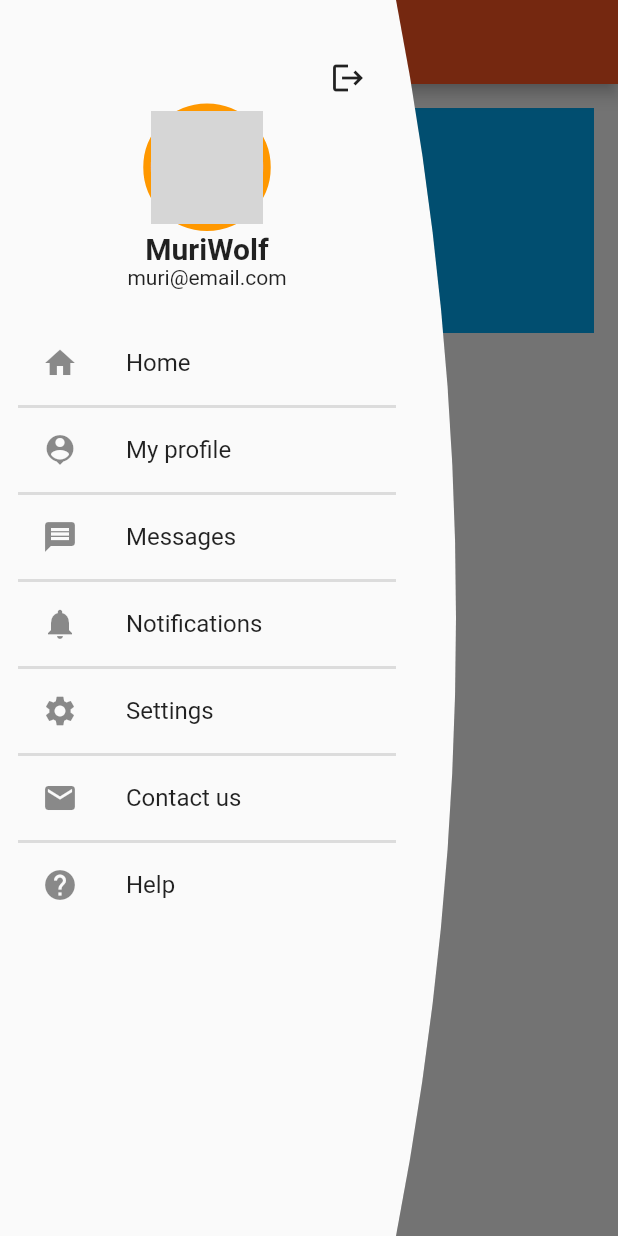
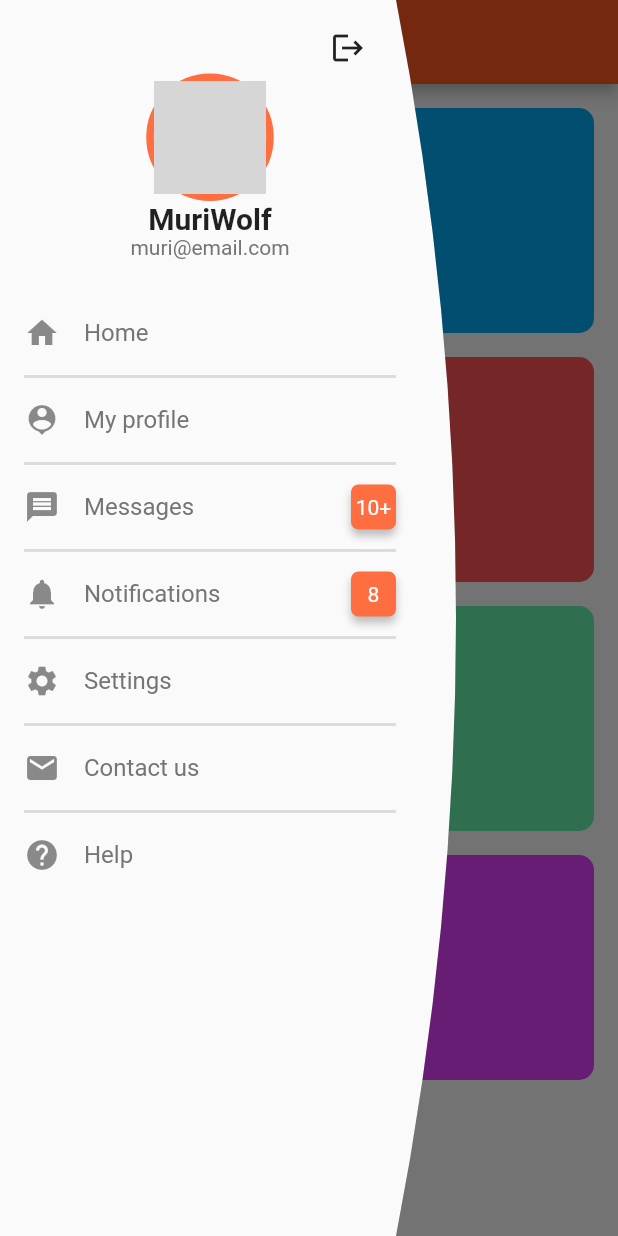
Before and after one commit to MuriWolf/loginflutter, a Flutter app: the HomePage screen opened directly, with the side drawer open, on a phone screen of 412 x 824 dp. Run offline on Flutter 3.47's test engine with Material 2 defaults, Android fonts, the phone set to English and light mode, and no system bars; our stand-ins replace flutter_custom_clippers; network calls fail; grey boxes are pictures that could not be loaded.

Commit message:
drawer finished

```diff
--- a/lib/main.dart
+++ b/lib/main.dart
@@ -19,7 +19,7 @@ class MyApp extends StatelessWidget {
       theme: ThemeData(
         primarySwatch: Colors.deepOrange,
       ),
-      home: const HomePage(),
+      home: const LoginPage(),
     );
   }
 }
--- a/lib/pages/customDrawer.dart
+++ b/lib/pages/customDrawer.dart
@@ -14,10 +14,53 @@ class CustomDrawer extends StatefulWidget {
 
 class _CustomDrawerState extends State<CustomDrawer> {
   var userData = UserData();
-  var customDrawerListTextStyle = const TextStyle(
+
+  var customDrawerListTextStyle = TextStyle(
     fontSize: 16,
     fontWeight: FontWeight.w400,
+    color: Colors.grey.shade600,
   );
+
+  Container drawerNotification(int numberOfNotifications) {
+    String strNumberOfNotifications = "$numberOfNotifications";
+    if (numberOfNotifications > 10) {
+      strNumberOfNotifications = "10+";
+    }
+    return Container(
+      height: 30,
+      width: 30,
+      decoration: BoxDecoration(
+        color: Colors.deepOrangeAccent,
+        borderRadius: BorderRadius.circular(5),
+        boxShadow: [
+          BoxShadow(
+              color: Colors.grey.shade400,
+              blurRadius: 4,
+              offset: const Offset(0, 4))
+        ],
+      ),
+      child: Center(
+          child: Text(
+        strNumberOfNotifications,
+        style: const TextStyle(color: Colors.white),
+      )),
+    );
+  }
+
+  ListTile drawerListTile(
+      IconData listIcon, String listTitle, bool notifications,
+      {int numberOfNotifications = 0}) {
+    return ListTile(
+      horizontalTitleGap: 0,
+      contentPadding: const EdgeInsets.symmetric(horizontal: 0),
+      leading: Icon(listIcon),
+      title: Text(
+        listTitle,
+        style: customDrawerListTextStyle,
+      ),
+      trailing: notifications ? drawerNotification(numberOfNotifications) : const SizedBox(),
+    );
+  }
 
   @override
   Widget build(BuildContext context) {
@@ -25,7 +68,7 @@ class _CustomDrawerState extends State<CustomDrawer> {
       clipper: OvalRightBorderClipper(),
       child: Drawer(
         child: Padding(
-          padding: const EdgeInsets.fromLTRB(12, 40, 40, 12),
+          padding: const EdgeInsets.fromLTRB(16, 20, 40, 16),
           child: ListView(
             children: [
               Stack(
@@ -44,7 +87,8 @@ class _CustomDrawerState extends State<CustomDrawer> {
                           height: 85,
                           width: 85,
                           decoration: BoxDecoration(
-                            border: Border.all(width: 5, color: Colors.orange),
+                            border: Border.all(
+                                width: 5, color: Colors.deepOrangeAccent),
                             borderRadius:
                                 BorderRadius.circular(100), //<-- SEE HERE
                           ),
@@ -60,6 +104,9 @@ class _CustomDrawerState extends State<CustomDrawer> {
                         ),
                         Text(
                           userData.getEmail(),
+                          style: TextStyle(
+                            color: Colors.grey.shade600,
+                          ),
                         )
                       ],
                     ),
@@ -68,61 +115,21 @@ class _CustomDrawerState extends State<CustomDrawer> {
               ),
               Column(
                 children: [
-                  ListTile(
-                    leading: const Icon(Icons.home),
-                    title: Text(
-                      "Home",
-                      style: customDrawerListTextStyle,
-                    ),
-                  ),
+                  drawerListTile(Icons.home, "Home", false),
                   const CustomDivider(),
-                  ListTile(
-                    leading: const Icon(Icons.person_pin),
-                    title: Text(
-                      "My profile",
-                      style: customDrawerListTextStyle,
-                    ),
-                  ),
+                  drawerListTile(Icons.person_pin, "My profile", false),
                   const CustomDivider(),
-                  ListTile(
-                    leading: const Icon(Icons.message),
-                    title: Text(
-                      "Messages",
-                      style: customDrawerListTextStyle,
-                    ),
-                  ),
+                  drawerListTile(Icons.message, "Messages", true,
+                      numberOfNotifications: 12),
                   const CustomDivider(),
-                  ListTile(
-                    leading: const Icon(Icons.notifications),
-                    title: Text(
-                      "Notifications",
-                      style: customDrawerListTextStyle,
-                    ),
-                  ),
+                  drawerListTile(Icons.notifications, "Notifications", true,
+                      numberOfNotifications: 8),
                   const CustomDivider(),
-                  ListTile(
-                    leading: const Icon(Icons.settings),
-                    title: Text(
-                      "Settings",
-                      style: customDrawerListTextStyle,
-                    ),
-                  ),
+                  drawerListTile(Icons.settings, "Settings", false),
                   const CustomDivider(),
-                  ListTile(
-                    leading: const Icon(Icons.email),
-                    title: Text(
-                      "Contact us",
-                      style: customDrawerListTextStyle,
-                    ),
-                  ),
+                  drawerListTile(Icons.email, "Contact us", false),
                   const CustomDivider(),
-                  ListTile(
-                    leading: const Icon(Icons.help),
-                    title: Text(
-                      "Help",
-                      style: customDrawerListTextStyle,
-                    ),
-                  ),
+                  drawerListTile(Icons.help, "Help", false),
                 ],
               ),
             ],
--- a/lib/pages/homePage.dart
+++ b/lib/pages/homePage.dart
@@ -12,10 +12,22 @@ class HomePage extends StatefulWidget {
 }
 
 class _HomePageState extends State<HomePage> {
+  var homeSizedBoxSpacing = const SizedBox(
+    height: 16,
+  );
+
+  Container homeBox(Color color) {
+    return Container(
+      width: double.infinity,
+      height: 150,
+      decoration:
+          BoxDecoration(borderRadius: BorderRadius.circular(10), color: color),
+    );
+  }
+
   @override
   Widget build(BuildContext context) {
-    return SafeArea(
-      child: Scaffold(
+    return Scaffold(
       appBar: AppBar(
         title: const Text("Home"),
       ),
@@ -23,17 +35,17 @@ class _HomePageState extends State<HomePage> {
         padding: const EdgeInsets.all(16),
         child: ListView(
           children: [
-              Container(
-                width: double.infinity,
-                height: 150,
-
-                color: Colors.lightBlue,
-              )
+            homeBox(Colors.lightBlue),
+            homeSizedBoxSpacing,
+            homeBox(Colors.redAccent),
+            homeSizedBoxSpacing,
+            homeBox(Colors.greenAccent),
+            homeSizedBoxSpacing,
+            homeBox(Colors.purpleAccent)
           ],
         ),
       ),
       drawer: const CustomDrawer(),
-      ),
     );
   }
 }
```
Lines whose indentation alone changed are shown as unchanged.
